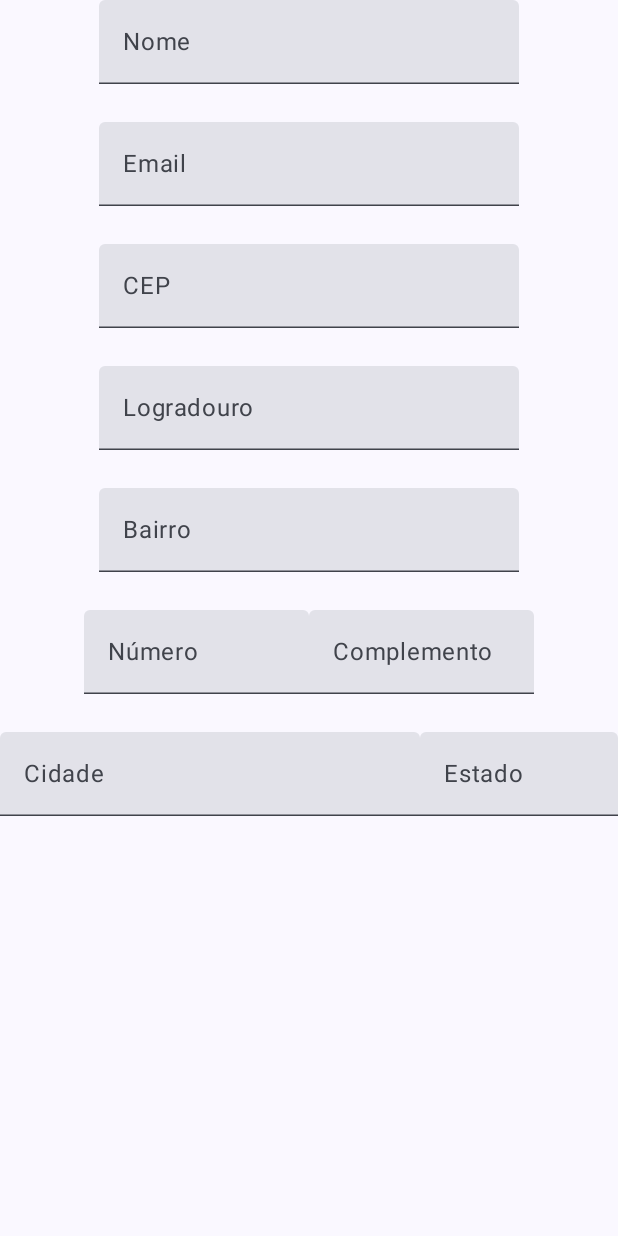
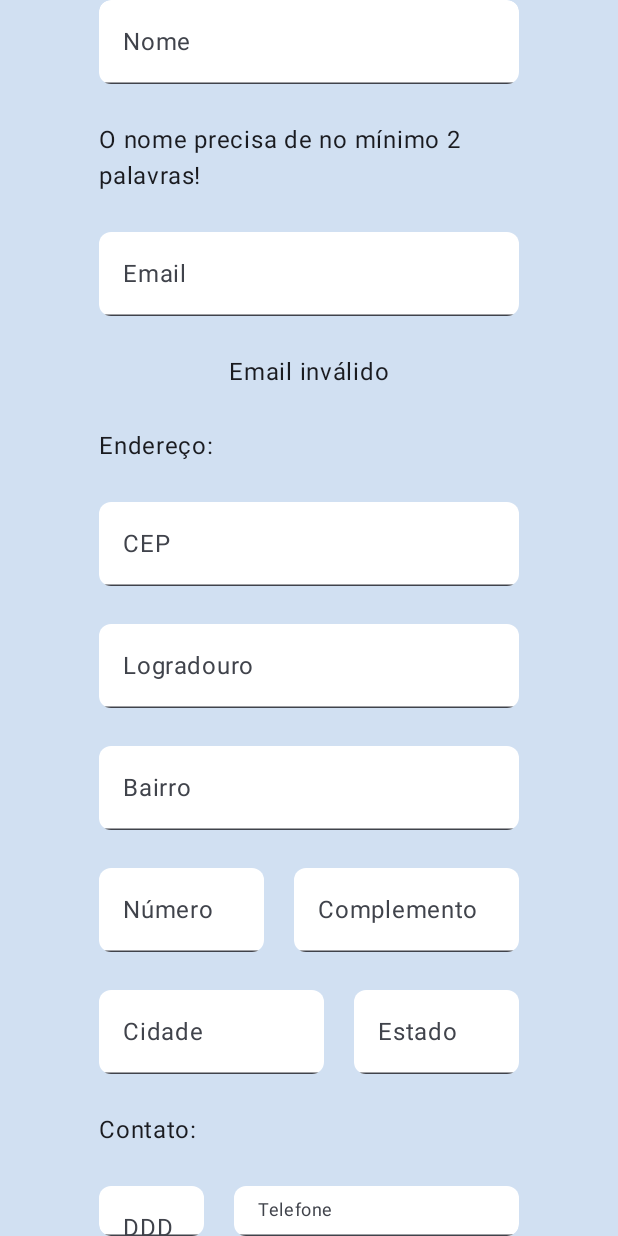
Before and after one commit to ProjetoKotlin/MobileCadastro, an Android app built with Jetpack Compose: the screen it shows after launch (MainActivity), on a phone screen of 412 x 824 dp. Run offline under Robolectric (Android 15) with nearby library versions, the phone set to English and light mode, and no system bars.

Commit message:
Criação de funções para validar os campos

```diff
--- a/app/src/main/AndroidManifest.xml
+++ b/app/src/main/AndroidManifest.xml
@@ -1,7 +1,7 @@
 <?xml version="1.0" encoding="utf-8"?>
 <manifest xmlns:android="http://schemas.android.com/apk/res/android"
     xmlns:tools="http://schemas.android.com/tools">
-
+    <uses-permission android:name="android.permission.INTERNET"/>
     <application
         android:allowBackup="true"
         android:dataExtractionRules="@xml/data_extraction_rules"
--- a/app/src/main/java/com/cursoimpacta/mobilecadastro/MainActivity.kt
+++ b/app/src/main/java/com/cursoimpacta/mobilecadastro/MainActivity.kt
@@ -4,17 +4,23 @@ import android.annotation.SuppressLint
 import android.os.Bundle
 import androidx.activity.ComponentActivity
 import androidx.activity.compose.setContent
+import androidx.compose.foundation.background
 import androidx.compose.foundation.layout.Arrangement
 import androidx.compose.foundation.layout.Column
 import androidx.compose.foundation.layout.Row
 import androidx.compose.foundation.layout.Spacer
 import androidx.compose.foundation.layout.fillMaxSize
-import androidx.compose.foundation.layout.size
+import androidx.compose.foundation.layout.height
 import androidx.compose.foundation.layout.width
+import androidx.compose.foundation.shape.RoundedCornerShape
+import androidx.compose.foundation.text.KeyboardOptions
+import androidx.compose.material3.Button
+import androidx.compose.material3.ButtonDefaults
 import androidx.compose.material3.MaterialTheme
 import androidx.compose.material3.Surface
 import androidx.compose.material3.Text
 import androidx.compose.material3.TextField
+import androidx.compose.material3.TextFieldDefaults
 import androidx.compose.runtime.Composable
 import androidx.compose.runtime.getValue
 import androidx.compose.runtime.mutableStateOf
@@ -23,12 +29,16 @@ import androidx.compose.runtime.rememberCoroutineScope
 import androidx.compose.runtime.setValue
 import androidx.compose.ui.Alignment
 import androidx.compose.ui.Modifier
+import androidx.compose.ui.draw.clip
+import androidx.compose.ui.graphics.Color
+import androidx.compose.ui.text.input.KeyboardType
 import androidx.compose.ui.tooling.preview.Preview
 import androidx.compose.ui.unit.dp
 import androidx.core.text.isDigitsOnly
 import com.cursoimpacta.mobilecadastro.ui.theme.MobileCadastroTheme
 import kotlinx.coroutines.launch
 import retrofit2.Response
+import java.util.regex.Pattern
 
 class MainActivity : ComponentActivity() {
     override fun onCreate(savedInstanceState: Bundle?) {
@@ -47,61 +57,126 @@ class MainActivity : ComponentActivity() {
     }
 }
 
+fun validaNome(nome: String): String {
+    val lista = nome.split(" ")
+    if (lista.size >= 2) {
+        for (palavra in lista) {
+            if (palavra.length < 3) {
+                return "Cada nome deve conter no mínimo 3 letras cada!"
+            }
+        }
+        return "Certo"
+    } else {
+        return "O nome precisa de no mínimo 2 palavras!"
+    }
+}
+
+fun validaEmail(email: String): String{
+    val regex = Regex("[A-Z|a-z|0-9|\\.|_|-]+@[\\w-]+\\.[a-z]{2,}")
+    if (regex.matches(email))
+        return "Email válido"
+    else{
+        return "Email inválido"
+    }
+}
+
+fun validaTelefone(telefone: String): String{
+    if (telefone.length == 11){
+        return "Telefone válido"
+    }
+    else {
+        return "O telefone deve conter 11 dígitos"
+    }
+}
+
 @Composable
 fun App() {
-    Column(modifier = Modifier.fillMaxSize(), horizontalAlignment = Alignment.CenterHorizontally) {
-        CampoUsuario()
+    Column(
+        modifier = Modifier
+            .fillMaxSize()
+            .background(color = Color(0xFFD1E0F2)),
+        horizontalAlignment = Alignment.CenterHorizontally
+    ) {
+        CampoUsuario(false)
     }
 
 }
 
+
 @SuppressLint("CoroutineCreationDuringComposition")
 @Composable
-fun CampoUsuario() {
+fun CampoUsuario(registrado: Boolean) {
     val api = remember { ViaCepService.create() }
     val coroutineScope = rememberCoroutineScope()
-    var dados by remember {
-        mutableStateOf<DadosPessoais?>(null)
+    val dados by remember {
+        mutableStateOf(DadosPessoais("", "", "", "9", "", ""))
     }
-    var cep by remember {
-        mutableStateOf("")
-    }
+
     var infoCep by remember {
         mutableStateOf<Endereco?>(null)
     }
+    val colorWhite = TextFieldDefaults.colors(
+        focusedContainerColor = Color.White,
+        unfocusedContainerColor = Color.White,
+        disabledContainerColor = Color.White,
+    )
 
     Column(
         horizontalAlignment = Alignment.CenterHorizontally,
-        verticalArrangement = Arrangement.spacedBy(25.dp)
+        verticalArrangement = Arrangement.spacedBy(25.dp),
+        modifier = Modifier
+            .width(280.dp)
+            .clip(RoundedCornerShape(8.dp))
     ) {
-        TextField(
-            value = dados?.nome ?: "",
-            onValueChange = { dados?.nome = it },
-            label = { Text(text = "Nome") })
 
         TextField(
-            value = dados?.email ?: "",
-            onValueChange = { dados?.email = it },
-            label = { Text(text = "Email") })
+            dados.nome, { dados.nome = it }, Modifier.clip(RoundedCornerShape(8.dp)),
+            label = { Text(text = "Nome") },
 
-        TextField(value = cep, onValueChange = {
+            colors = colorWhite
+        )
+
+        Text(text = validaNome(dados.nome))
+
+        TextField(
+            value = dados.email,
+            onValueChange = { dados.email = it },
+            label = { Text(text = "Email") },
+
+            modifier = Modifier.clip(RoundedCornerShape(8.dp)),
+            colors = colorWhite
+        )
+        Text(text = validaEmail(dados.email))
+
+        Text(
+            text = "Endereço:",
+            modifier = Modifier
+                .align(Alignment.Start)
+        )
+        TextField(value = dados.cep, onValueChange = {
             if (it.isDigitsOnly()) {
-                cep = it
+                dados.cep = it
             }
-        }, label = { Text(text = "CEP") })
-
-        if (cep.length == 8) {
+        }, label = { Text(text = "CEP") },
+            modifier = Modifier
+                .clip(RoundedCornerShape(8.dp)),
+            colors = colorWhite,
+            keyboardOptions = KeyboardOptions(keyboardType = KeyboardType.Number)
+        )
+        var msgStatus = ""
+        if (dados.cep.length == 8) {
             coroutineScope.launch {
+                msgStatus = "Loading"
                 lateinit var response: Response<Endereco>
-                response = api.procuraCep(cep)
-                infoCep = if (response.isSuccessful && !response.body()!!.erro) {
-                    response.body()
+                response = api.procuraCep(dados.cep)
+                if (response.isSuccessful && !response.body()!!.erro) {
+                    infoCep = response.body()
                 } else {
-                    null
+                    msgStatus = "CEP inválido!"
                 }
             }
             if (infoCep == null) {
-                Text(text = "CEP inválido")
+                Text(text = msgStatus)
             }
         }
 
@@ -112,35 +187,57 @@ fun CampoUsuario() {
                 Text(
                     text = "Logradouro"
                 )
-            })
-        TextField(value = infoCep?.bairro ?: "", onValueChange = { infoCep?.bairro = it }, label = {
+            },
+            modifier = Modifier.clip(RoundedCornerShape(8.dp)),
+            colors = colorWhite
+        )
+
+        TextField(
+            value = infoCep?.bairro ?: "",
+            onValueChange = { infoCep?.bairro = it },
+            label = {
                 Text(
                     text = "Bairro"
                 )
-        })
-        Row {
+            },
+            modifier = Modifier.clip(RoundedCornerShape(8.dp)),
+            colors = colorWhite
+        )
+        Row(horizontalArrangement = Arrangement.spacedBy(20.dp)) {
             TextField(
-                value = dados?.numero ?: "",
-                onValueChange = { dados?.numero = it },
+                value = dados.numero,
+                onValueChange = {
+                    if (it.isDigitsOnly()) {
+                        dados.numero = it
+                    }
+                },
                 label = {
                     Text(
                         text = "Número"
                     )
                 },
-                modifier = Modifier.width(150.dp)
+                modifier = Modifier
+                    .width(110.dp)
+                    .clip(RoundedCornerShape(8.dp)),
+                colors = colorWhite,
+                keyboardOptions = KeyboardOptions(keyboardType = KeyboardType.Number)
             )
             TextField(
-                value = dados?.complemento ?: "",
-                onValueChange = { dados?.complemento = it },
+                value = dados.complemento,
+                onValueChange = {dados.complemento = it},
                 label = {
                     Text(
                         text = "Complemento"
                     )
                 },
-                modifier = Modifier.width(150.dp)
+                modifier = Modifier
+                    .width(150.dp)
+                    .clip(RoundedCornerShape(8.dp)),
+                colors = colorWhite,
+
                 )
         }
-        Row {
+        Row(horizontalArrangement = Arrangement.spacedBy(20.dp)) {
             TextField(
                 value = infoCep?.localidade ?: "",
                 onValueChange = { infoCep?.localidade = it },
@@ -148,7 +245,12 @@ fun CampoUsuario() {
                     Text(
                         text = "Cidade"
                     )
-                })
+                },
+                modifier = Modifier
+                    .width(150.dp)
+                    .clip(RoundedCornerShape(8.dp)),
+                colors = colorWhite
+            )
             TextField(
                 value = infoCep?.uf ?: "",
                 onValueChange = { infoCep?.uf = it },
@@ -156,22 +258,58 @@ fun CampoUsuario() {
                     Text(
                         text = "Estado"
                     )
-                })
-
-            Row {
+                },
+                modifier = Modifier
+                    .width(110.dp)
+                    .clip(RoundedCornerShape(8.dp)),
+                colors = colorWhite
+            )
+        }
+        Text(text = "Contato:", modifier = Modifier.align(Alignment.Start))
+        Row(horizontalArrangement = Arrangement.spacedBy(20.dp)) {
             TextField(
                 value = infoCep?.ddd ?: "",
-                    onValueChange = { infoCep?.ddd = it },
-                    label = { Text(text = "Nome") })
+                onValueChange = {
+                    if (it.isDigitsOnly()) {
+                        infoCep?.ddd = it
+                    }
+                },
+                label = { Text(text = "DDD") },
+                modifier = Modifier
+                    .width(70.dp)
+                    .clip(RoundedCornerShape(8.dp)),
+                colors = colorWhite,
+                keyboardOptions = KeyboardOptions(keyboardType = KeyboardType.Number)
+            )
             TextField(
-                    value = dados?.telefone ?: "",
-                    onValueChange = { dados?.telefone = it },
-                    label = { Text(text = "Telefone") })
+                value = dados.telefone,
+                onValueChange = {
+                    if (it.isDigitsOnly()) {
+                        dados.telefone = it
+                    }
+                },
+                label = { Text(text = "Telefone") },
+                modifier = Modifier
+                    .width(190.dp)
+                    .clip(RoundedCornerShape(8.dp)),
+                colors = colorWhite,
+                keyboardOptions = KeyboardOptions(keyboardType = KeyboardType.Number)
+            )
+
+            Text(text = validaTelefone(dados.telefone))
         }
     }
+    Spacer(modifier = Modifier.height(40.dp))
+    Button(
+        onClick = { /*TODO*/ },
+        modifier = Modifier
+            .width(280.dp),
+        shape = RoundedCornerShape(8.dp),
+        colors = ButtonDefaults.buttonColors(containerColor = Color(0xFF809CBE))
+    ) {
+        Text(text = "CADASTRAR")
+    }
 
-
-    }
 }
 
 data class Endereco(
@@ -186,6 +324,7 @@ data class Endereco(
 data class DadosPessoais(
     var nome: String,
     var email: String,
+    var cep: String,
     var telefone: String,
     var numero: String,
     var complemento: String
```
Lines whose indentation alone changed are shown as unchanged.
